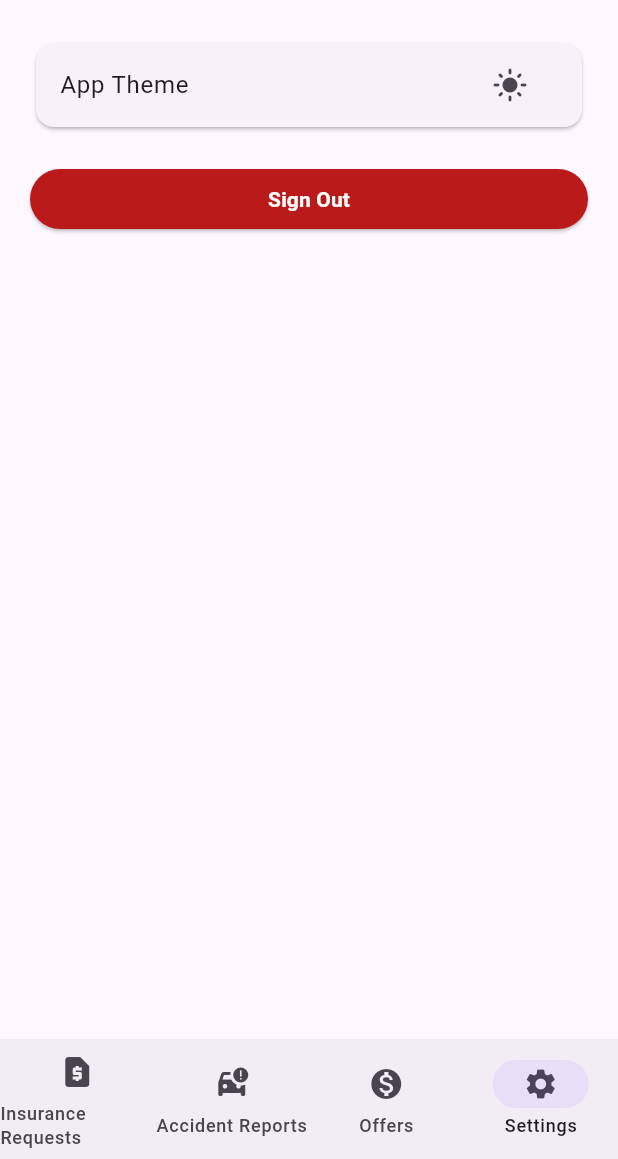
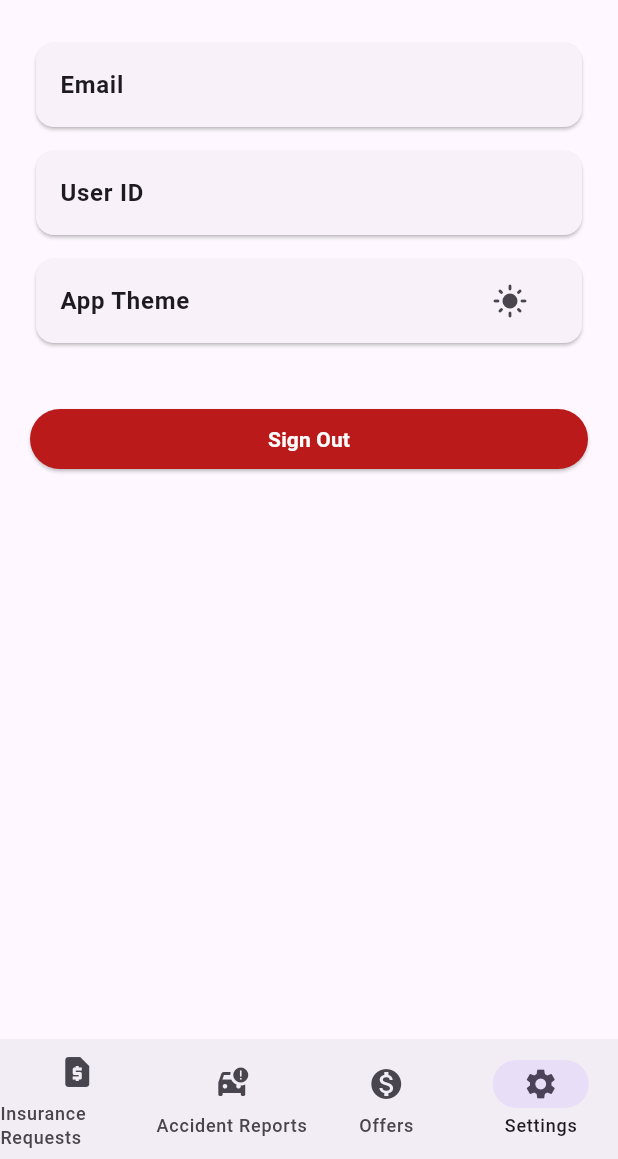
Before and after one commit to AbeerNabeel-20192830/ITCS444-project, a Flutter app: the AdminView screen opened directly, item 4 of the bottom bar chosen, on a phone screen of 412 x 824 dp, the part 77-1236 px from its top. Run offline on Flutter 3.47's test engine with Material 3 defaults, Android fonts, the phone set to English and light mode, and no system bars; our stand-ins replace awesome_snackbar_content, cloud_firestore, firebase_auth, firebase_core, shared_preferences; missing offline and left inert: age_calculator, image_picker_web, ulid; accounts and stored records are empty; generated files the repository leaves out were written again.

Commit message:
update settings

```diff
--- a/lib/customer/pages/accident_report_page.dart
+++ b/lib/customer/pages/accident_report_page.dart
@@ -191,7 +191,9 @@ class _AccidentReportPageState extends State<AccidentReportPage> {
         SizedBox(
           height: 10,
         ),
-        ListView.builder(
+        filtered.isEmpty
+            ? Text('No accidents reported')
+            : ListView.builder(
                 shrinkWrap: true,
                 itemCount: filtered.length,
                 itemBuilder: (context, i) {
--- a/lib/settings_page.dart
+++ b/lib/settings_page.dart
@@ -20,20 +20,57 @@ class _SettingsPageState extends State<SettingsPage> {
   @override
   Widget build(BuildContext context) {
     return Column(
-      spacing: 20,
+      spacing: 8,
       crossAxisAlignment: CrossAxisAlignment.stretch,
       children: [
         Card(
           child: ListTile(
-            title: Text("App Theme"),
+            title: Text(
+              "Email",
+              style: TextStyle(
+                fontWeight: FontWeight.bold,
+              ),
+            ),
+            trailing: Text(
+              FirebaseAuth.instance.currentUser!.email!,
+              style: Theme.of(context).textTheme.bodyMedium,
+            ),
+          ),
+        ),
+        Card(
+          child: ListTile(
+            title: Text(
+              "User ID",
+              style: TextStyle(
+                fontWeight: FontWeight.bold,
+              ),
+            ),
+            trailing: Text(
+              FirebaseAuth.instance.currentUser!.uid,
+              style: Theme.of(context).textTheme.bodyMedium,
+            ),
+          ),
+        ),
+        Card(
+          child: ListTile(
+            title: Text(
+              "App Theme",
+              style: TextStyle(
+                fontWeight: FontWeight.bold,
+              ),
+            ),
             trailing: IconButton(
-                onPressed: () {
-                  context.read<ThemeProvider>().toggleTheme();
-                },
-                icon: context.watch<ThemeProvider>().themeData == lightMode
-                    ? Icon(Icons.light_mode)
-                    : Icon(Icons.dark_mode)),
+              onPressed: () {
+                context.read<ThemeProvider>().toggleTheme();
+              },
+              icon: context.watch<ThemeProvider>().themeData == lightMode
+                  ? Icon(Icons.light_mode)
+                  : Icon(Icons.dark_mode),
+            ),
           ),
+        ),
+        SizedBox(
+          height: 20,
         ),
         ElevatedButton(
           onPressed: () async {
```
Also changed, not shown: lib/main.dart (+8 -6 lines). Lines whose indentation alone changed are shown as unchanged.
